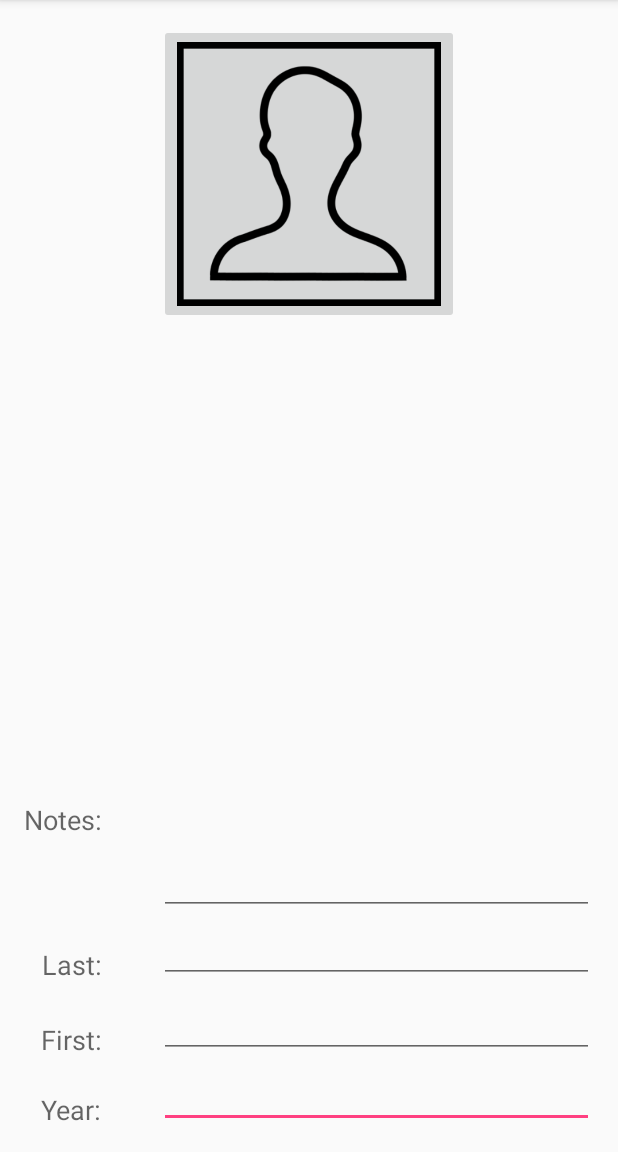
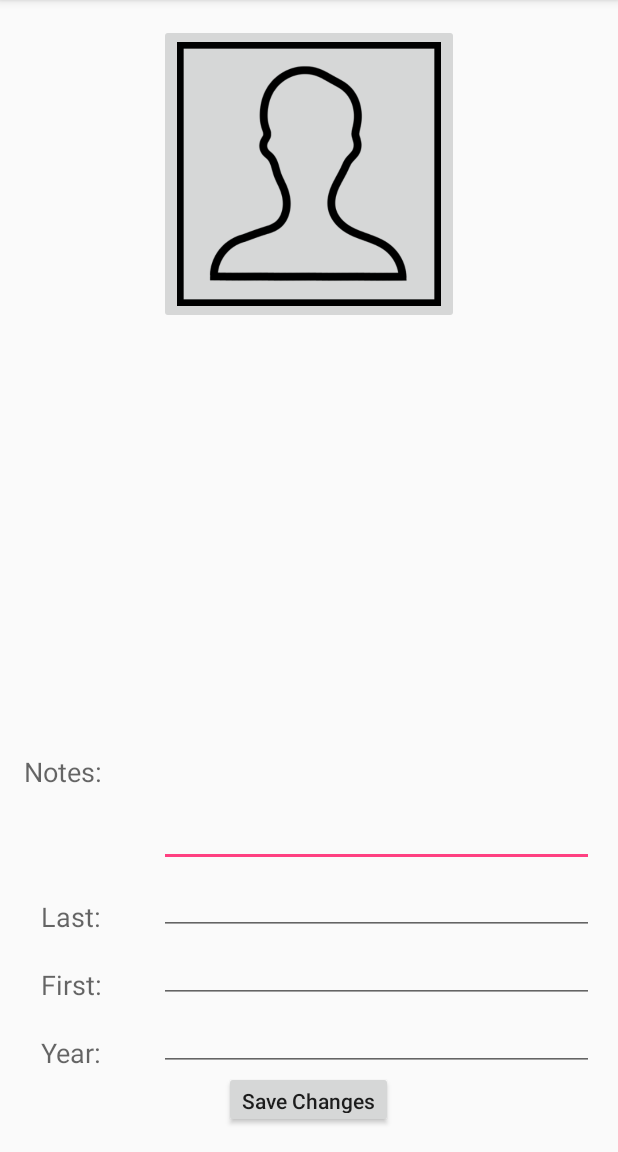
Before and after one commit to tofergregg/RosterQuizAndroid2, an Android app: the ShowStudent screen opened directly, with no data from a screen before it, on a phone screen of 412 x 824 dp, the part 84-1236 px from its top. Run offline under Robolectric (Android 15) with nearby library versions, the phone set to English and light mode, and no system bars; 5 statements that could not run were skipped.

Commit message:
added big center image during load students now has ability to save new student info

```diff
--- a/app/src/main/AndroidManifest.xml
+++ b/app/src/main/AndroidManifest.xml
@@ -6,7 +6,7 @@
 
     <application
         android:allowBackup="true"
-        android:icon="@mipmap/ic_launcher"
+        android:icon="@drawable/icon1024e"
         android:label="@string/app_name"
         android:supportsRtl="true"
         android:theme="@style/AppTheme">
--- a/app/src/main/java/com/cocoadrillosoftware/rosterquiz/Student.java
+++ b/app/src/main/java/com/cocoadrillosoftware/rosterquiz/Student.java
@@ -1,6 +1,8 @@
 package com.cocoadrillosoftware.rosterquiz;
 
 import android.graphics.Bitmap;
+import android.graphics.drawable.Drawable;
+
 import java.io.Serializable;
 
 /**
@@ -46,4 +48,7 @@ public class Student implements Serializable {
         return lastName;
     }
 
+    void setPictureFromDrawable(Drawable d) {
+        picture = new SerialBitmap(d);
+    }
 }
--- a/app/src/main/res/layout/activity_show_student.xml
+++ b/app/src/main/res/layout/activity_show_student.xml
@@ -39,10 +39,9 @@
         android:textAppearance="?android:attr/textAppearanceMedium"
         android:text="Last:"
         android:id="@+id/lastLabel"
-        android:layout_above="@+id/firstLabel"
-        android:layout_alignRight="@+id/yearLabel"
-        android:layout_alignEnd="@+id/yearLabel"
-        android:layout_marginBottom="25dp" />
+        android:layout_above="@+id/firstText"
+        android:layout_alignLeft="@+id/firstLabel"
+        android:layout_alignStart="@+id/firstLabel" />
 
     <TextView
         android:layout_width="wrap_content"
@@ -50,10 +49,9 @@
         android:textAppearance="?android:attr/textAppearanceMedium"
         android:text="First:"
         android:id="@+id/firstLabel"
-        android:layout_above="@+id/yearLabel"
+        android:layout_above="@+id/yearText"
         android:layout_alignLeft="@+id/yearLabel"
-        android:layout_alignStart="@+id/yearLabel"
-        android:layout_marginBottom="22dp" />
+        android:layout_alignStart="@+id/yearLabel" />
 
     <TextView
         android:layout_width="wrap_content"
@@ -61,6 +59,7 @@
         android:textAppearance="?android:attr/textAppearanceMedium"
         android:text="Year:"
         android:id="@+id/yearLabel"
+        android:layout_marginBottom="38dp"
         android:layout_alignParentBottom="true"
         android:layout_alignRight="@+id/notesLabel"
         android:layout_alignEnd="@+id/notesLabel" />
@@ -68,12 +67,23 @@
     <EditText
         android:layout_width="wrap_content"
         android:layout_height="wrap_content"
-        android:id="@+id/yearText"
-        android:layout_alignBottom="@+id/yearLabel"
-        android:layout_alignLeft="@+id/studentImage"
-        android:layout_alignStart="@+id/studentImage"
-        android:layout_alignParentRight="true"
-        android:layout_alignParentEnd="true" />
+        android:id="@+id/notesText"
+        android:layout_alignLeft="@+id/lastText"
+        android:layout_alignStart="@+id/lastText"
+        android:layout_alignRight="@+id/lastText"
+        android:layout_alignEnd="@+id/lastText"
+        android:layout_below="@+id/studentImage"
+        android:layout_above="@+id/lastText" />
+
+    <EditText
+        android:layout_width="wrap_content"
+        android:layout_height="wrap_content"
+        android:id="@+id/lastText"
+        android:layout_alignBottom="@+id/lastLabel"
+        android:layout_alignLeft="@+id/firstText"
+        android:layout_alignStart="@+id/firstText"
+        android:layout_alignRight="@+id/firstText"
+        android:layout_alignEnd="@+id/firstText" />
 
     <EditText
         android:layout_width="wrap_content"
@@ -88,22 +98,21 @@
     <EditText
         android:layout_width="wrap_content"
         android:layout_height="wrap_content"
-        android:id="@+id/lastText"
-        android:layout_alignBottom="@+id/lastLabel"
-        android:layout_alignLeft="@+id/firstText"
-        android:layout_alignStart="@+id/firstText"
-        android:layout_alignRight="@+id/firstText"
-        android:layout_alignEnd="@+id/firstText" />
+        android:id="@+id/yearText"
+        android:layout_alignBottom="@+id/yearLabel"
+        android:layout_alignLeft="@+id/studentImage"
+        android:layout_alignStart="@+id/studentImage"
+        android:layout_alignParentRight="true"
+        />
 
-    <EditText
+    <Button
         android:layout_width="wrap_content"
         android:layout_height="wrap_content"
-        android:id="@+id/notesText"
-        android:layout_alignLeft="@+id/lastText"
-        android:layout_alignStart="@+id/lastText"
-        android:layout_alignRight="@+id/lastText"
-        android:layout_alignEnd="@+id/lastText"
-        android:layout_below="@+id/studentImage"
-        android:layout_above="@+id/lastText" />
+        android:text="Save Changes"
+        android:id="@+id/saveButton"
+        android:layout_centerHorizontal="true"
+        android:layout_below="@+id/yearText"
+        android:layout_alignParentBottom="true"
+        android:textAllCaps="false"/>
 
 </RelativeLayout>
```
Also changed, not shown: app/src/main/java/com/cocoadrillosoftware/rosterquiz/LoadStudentsFromWebsite.java (+14 -15 lines), app/src/main/java/com/cocoadrillosoftware/rosterquiz/MainActivity.java (+11 -28 lines), app/src/main/java/com/cocoadrillosoftware/rosterquiz/Roster.java (+50 -0 lines), app/src/main/java/com/cocoadrillosoftware/rosterquiz/SerialBitmap.java (+7 -0 lines), app/src/main/java/com/cocoadrillosoftware/rosterquiz/ShowRoster.java (+24 -0 lines), app/src/main/java/com/cocoadrillosoftware/rosterquiz/ShowStudent.java (+31 -0 lines), app/src/main/res/layout/activity_load_students_from_website.xml (+11 -1 lines), app/src/main/res/drawable-hdpi/icon1024e.png (added), 1 other file.
